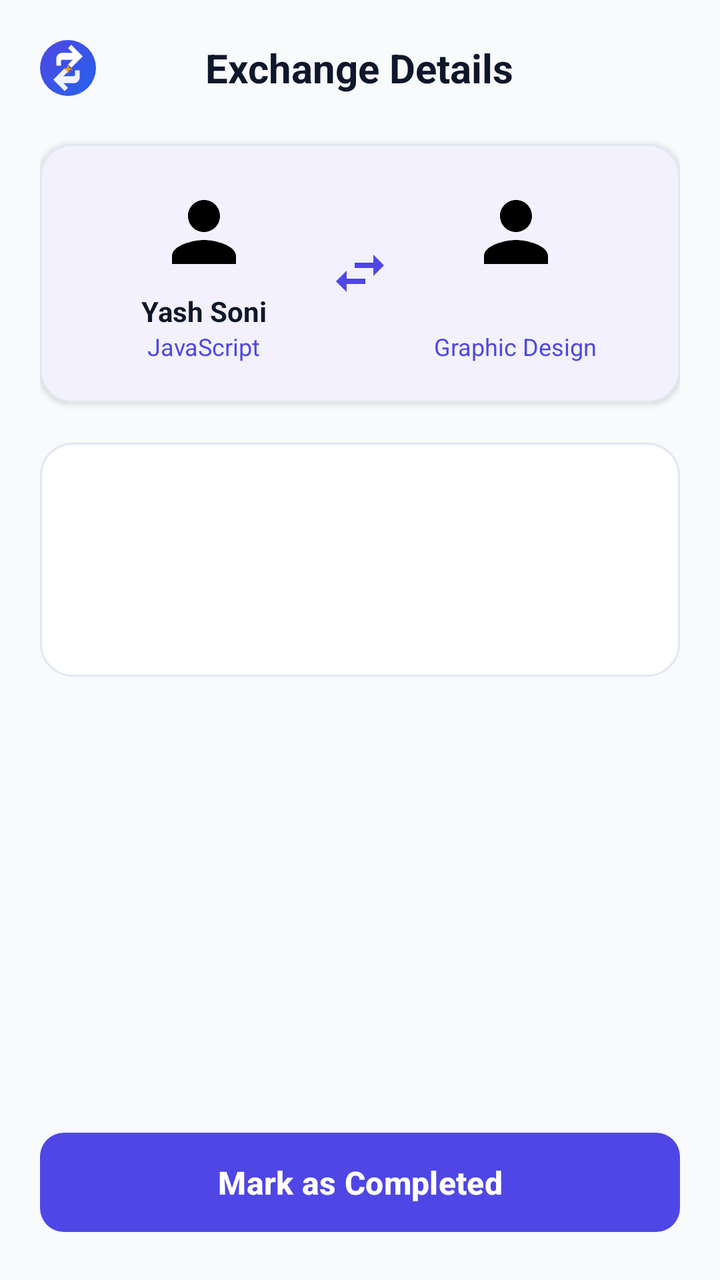
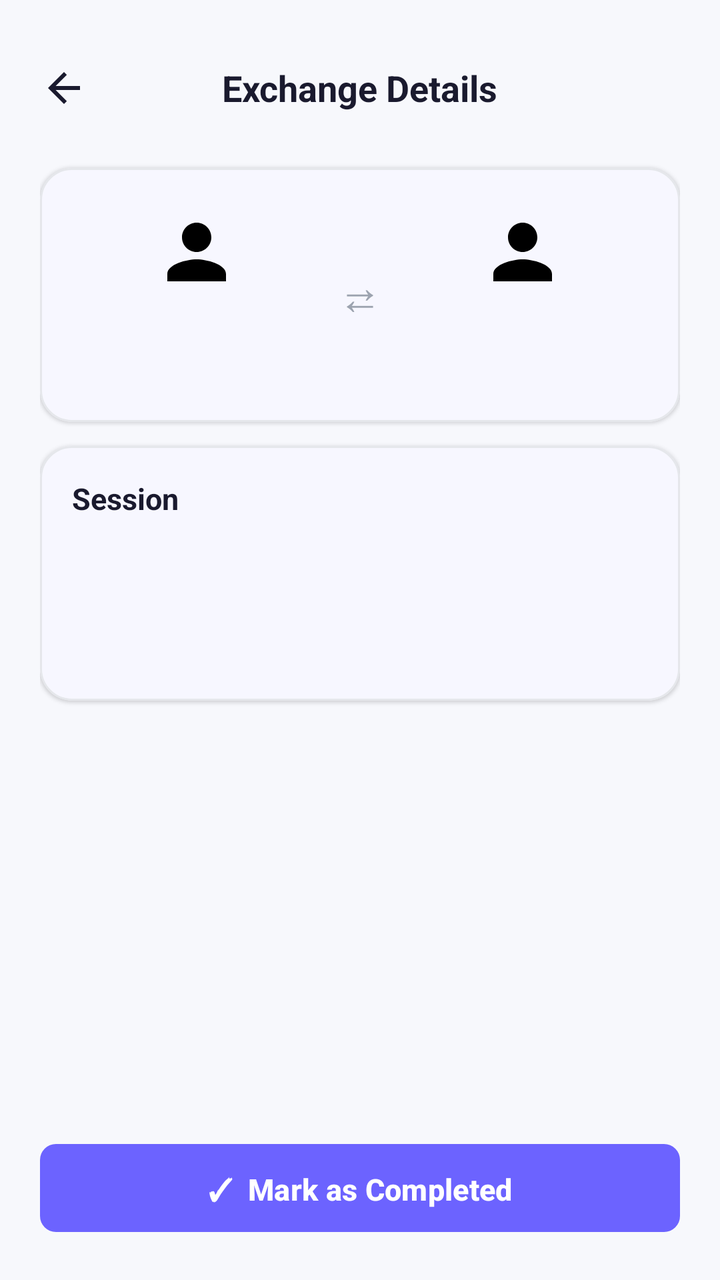

Before-and-after screenshots of an Android layout around one commit, followed by the original layout XML and the change that was made.
<!-- AndroidManifest.xml: application theme Theme.SkillBarter -->
<!-- res/layout/activity_exchange_details.xml -->
<?xml version="1.0" encoding="utf-8"?>
<LinearLayout xmlns:android="http://schemas.android.com/apk/res/android"
    xmlns:app="http://schemas.android.com/apk/res-auto"
    android:layout_width="match_parent"
    android:layout_height="match_parent"
    android:background="@color/bg_light"
    android:orientation="vertical"
    android:padding="20dp">

    
    <RelativeLayout
        android:layout_width="match_parent"
        android:layout_height="wrap_content">

        <ImageView
            android:id="@+id/ivBack"
            android:layout_width="28dp"
            android:layout_height="28dp"
            android:layout_alignParentStart="true"
            android:layout_centerVertical="true"
            android:src="@drawable/ic_logo" />

        <TextView
            android:layout_width="wrap_content"
            android:layout_height="wrap_content"
            android:layout_centerInParent="true"
            android:text="Exchange Details"
            android:textColor="@color/text_primary"
            android:textSize="20sp"
            android:textStyle="bold" />

    </RelativeLayout>

    
    <com.google.android.material.card.MaterialCardView
        android:layout_width="match_parent"
        android:layout_height="wrap_content"
        android:layout_marginTop="24dp"
        app:cardBackgroundColor="@color/surface_white"
        app:cardCornerRadius="16dp"
        app:cardElevation="2dp"
        app:strokeColor="@color/divider_color"
        app:strokeWidth="1dp">

        <LinearLayout
            android:layout_width="match_parent"
            android:layout_height="wrap_content"
            android:gravity="center"
            android:orientation="horizontal"
            android:padding="20dp">

            <LinearLayout
                android:layout_width="0dp"
                android:layout_height="wrap_content"
                android:layout_weight="1"
                android:gravity="center"
                android:orientation="vertical">

                <ImageView
                    android:layout_width="48dp"
                    android:layout_height="48dp"
                    android:src="@drawable/ic_profile" />

                <TextView
                    android:id="@+id/tvUser1Name"
                    android:layout_width="wrap_content"
                    android:layout_height="wrap_content"
                    android:layout_marginTop="6dp"
                    android:text="Yash Soni"
                    android:textColor="@color/text_primary"
                    android:textStyle="bold" />

                <TextView
                    android:layout_width="wrap_content"
                    android:layout_height="wrap_content"
                    android:text="JavaScript"
                    android:textColor="@color/primary"
                    android:textSize="12sp" />

            </LinearLayout>

            <ImageView
                android:layout_width="32dp"
                android:layout_height="32dp"
                android:src="@drawable/ic_swap" />

            <LinearLayout
                android:layout_width="0dp"
                android:layout_height="wrap_content"
                android:layout_weight="1"
                android:gravity="center"
                android:orientation="vertical">

                <ImageView
                    android:layout_width="48dp"
                    android:layout_height="48dp"
                    android:src="@drawable/ic_profile" />

                <TextView
                    android:id="@+id/tvUser2Name"
                    android:layout_width="wrap_content"
                    android:layout_height="wrap_content"
                    android:layout_marginTop="6dp"
                    android:text=""
                    android:textColor="@color/text_primary"
                    android:textStyle="bold" />

                <TextView
                    android:layout_width="wrap_content"
                    android:layout_height="wrap_content"
                    android:text="Graphic Design"
                    android:textColor="@color/primary"
                    android:textSize="12sp" />

            </LinearLayout>

        </LinearLayout>

    </com.google.android.material.card.MaterialCardView>

    
    <LinearLayout
        android:layout_width="match_parent"
        android:layout_height="wrap_content"
        android:layout_marginTop="20dp"
        android:background="@drawable/bg_rounded_card"
        android:orientation="vertical"
        android:padding="16dp">

        <TextView
            android:id="@+id/tvDate"
            android:layout_width="wrap_content"
            android:layout_height="wrap_content"
            android:textColor="@color/text_primary"
            android:textSize="15sp" />

        <TextView
            android:id="@+id/tvTime"
            android:layout_width="wrap_content"
            android:layout_height="wrap_content"
            android:layout_marginTop="12dp"
            android:textColor="@color/text_primary"
            android:textSize="15sp" />

        <TextView
            android:id="@+id/tvLocation"
            android:layout_width="wrap_content"
            android:layout_height="wrap_content"
            android:layout_marginTop="12dp"
            android:textColor="@color/text_primary"
            android:textSize="15sp" />

        
        <Button
            android:id="@+id/meetButton"
            style="@style/Widget.SkillBarter.Button"
            android:layout_width="match_parent"
            android:layout_height="wrap_content"
            android:layout_marginTop="16dp"
            android:minHeight="50dp"
            android:text="@string/exchange_join_meet"
            android:textSize="15sp"
            android:visibility="gone" />

    </LinearLayout>

    <View
        android:layout_width="match_parent"
        android:layout_height="0dp"
        android:layout_weight="1" />

    <Button
        android:id="@+id/btnMarkCompleted"
        style="@style/Widget.SkillBarter.Button"
        android:layout_width="match_parent"
        android:layout_height="wrap_content"
        android:text="Mark as Completed" />

</LinearLayout>
<!-- resources referenced by this layout -->
<resources>
  <color name="bg_light">#F8FAFC</color>
  <color name="divider_color">#E2E8F0</color>
  <color name="primary">#4F46E5</color>
  <color name="surface_white">#FFFFFF</color>
  <color name="text_primary">#0F172A</color>
  <!-- drawable bg_rounded_card (drawable) -->
  <?xml version="1.0" encoding="utf-8"?>
  <shape xmlns:android="http://schemas.android.com/apk/res/android"
      android:shape="rectangle">
      <solid android:color="@color/surface_white" />
      <corners android:radius="16dp" />
      <stroke android:width="1dp" android:color="@color/divider_color" />
  </shape>
  <!-- drawable ic_logo (drawable) -->
  <vector xmlns:android="http://schemas.android.com/apk/res/android"
      xmlns:aapt="http://schemas.android.com/aapt"
      android:width="96dp"
      android:height="96dp"
      android:viewportWidth="96"
      android:viewportHeight="96">
  
    
    <path
        android:pathData="M48,0A48,48 0,1 1,0,48 48,48 0,0 1,48,0Z">
      <aapt:attr name="android:fillColor">
        <gradient
            android:startX="0"
            android:startY="0"
            android:endX="96"
            android:endY="96"
            android:type="linear">
          <item android:offset="0.0" android:color="#4F46E5"/>
          <item android:offset="1.0" android:color="#2563EB"/>
        </gradient>
      </aapt:attr>
    </path>
  
    
    <path
        android:fillColor="#FFFFFF"
        android:pathData="M28,32 C28,26.477 32.477,22 38,22 L56,22 L48,14 L53.657,8.343 L73.314,28 L53.657,47.657 L48,42 L56,34 L38,34 C36.895,34 36,34.895 36,36 L36,44 L28,44 L28,32 Z"/>
  
    
    <path
        android:fillColor="#EEF2FF"
        android:pathData="M68,64 C68,69.523 63.523,74 58,74 L40,74 L48,82 L42.343,87.657 L22.686,68 L42.343,48.343 L48,54 L40,62 L58,62 C59.105,62 60,61.105 60,60 L60,52 L68,52 L68,64 Z"/>
  
    
    <path
        android:fillColor="#F59E0B"
        android:pathData="M48,42 L50,48 L56,50 L50,52 L48,58 L46,52 L40,50 L46,48 Z"/>
  
  </vector>
  <!-- drawable ic_swap (drawable) -->
  <vector xmlns:android="http://schemas.android.com/apk/res/android"
      android:width="24dp"
      android:height="24dp"
      android:viewportWidth="24"
      android:viewportHeight="24">
    <path
        android:fillColor="#4F46E5"
        android:pathData="M6.99,11L3,15l3.99,4v-3H14v-2H6.99v-3zM21,9l-3.99,-4v3H10v2h7.01v3L21,9z"/>
  </vector>
  <string name="exchange_join_meet">Join on Google Meet</string>
  <style name="Widget.SkillBarter.Button" parent="Widget.Material3.Button">
          <item name="backgroundTint">@color/primary</item>
          <item name="android:textColor">@color/white</item>
          <item name="cornerRadius">12dp</item>
          <item name="android:paddingTop">14dp</item>
          <item name="android:paddingBottom">14dp</item>
          <item name="android:textStyle">bold</item>
          <item name="android:textSize">16sp</item>
      </style>
  <style name="Theme.SkillBarter" parent="Base.Theme.SkillBarter" />
  <color name="white">#FFFFFF</color>
  <style name="Base.Theme.SkillBarter" parent="Theme.Material3.DayNight.NoActionBar">
          <item name="colorPrimary">@color/primary</item>
          <item name="colorOnPrimary">@color/white</item>
          <item name="colorPrimaryContainer">@color/primary_light</item>
          <item name="colorOnPrimaryContainer">@color/primary</item>
          <item name="android:colorBackground">@color/bg_light</item>
          <item name="colorSurface">@color/surface_white</item>
          <item name="colorOnSurface">@color/text_primary</item>
          <item name="colorOnSurfaceVariant">@color/text_secondary</item>
          <item name="android:statusBarColor">@color/bg_light</item>
          <item name="android:windowLightStatusBar">true</item>
      </style>
  <color name="primary_light">#EEF2FF</color>
  <color name="text_secondary">#64748B</color>
  <!-- unchanged entries left out for length: 1 -->
</resources>

<!-- the commit's change to res/layout/activity_exchange_details.xml (unified diff, before → after) -->
@@ -10,15 +10,16 @@
     
     <RelativeLayout
         android:layout_width="match_parent"
-        android:layout_height="wrap_content">
+        android:layout_height="48dp">
 
         <ImageView
             android:id="@+id/ivBack"
-            android:layout_width="28dp"
-            android:layout_height="28dp"
+            android:layout_width="24dp"
+            android:layout_height="24dp"
             android:layout_alignParentStart="true"
             android:layout_centerVertical="true"
-            android:src="@drawable/ic_logo" />
+            android:src="@drawable/ic_back"
+            android:contentDescription="Back" />
 
         <TextView
             android:layout_width="wrap_content"
@@ -26,7 +27,7 @@
             android:layout_centerInParent="true"
             android:text="Exchange Details"
             android:textColor="@color/text_primary"
-            android:textSize="20sp"
+            android:textSize="18sp"
             android:textStyle="bold" />
 
     </RelativeLayout>
@@ -35,10 +36,10 @@
     <com.google.android.material.card.MaterialCardView
         android:layout_width="match_parent"
         android:layout_height="wrap_content"
-        android:layout_marginTop="24dp"
+        android:layout_marginTop="16dp"
         app:cardBackgroundColor="@color/surface_white"
         app:cardCornerRadius="16dp"
-        app:cardElevation="2dp"
+        app:cardElevation="1dp"
         app:strokeColor="@color/divider_color"
         app:strokeWidth="1dp">
 
@@ -57,8 +58,8 @@
                 android:orientation="vertical">
 
                 <ImageView
-                    android:layout_width="48dp"
-                    android:layout_height="48dp"
+                    android:layout_width="44dp"
+                    android:layout_height="44dp"
                     android:src="@drawable/ic_profile" />
 
                 <TextView
@@ -66,23 +67,29 @@
                     android:layout_width="wrap_content"
                     android:layout_height="wrap_content"
                     android:layout_marginTop="6dp"
-                    android:text="Yash Soni"
+                    android:gravity="center"
                     android:textColor="@color/text_primary"
+                    android:textSize="13sp"
                     android:textStyle="bold" />
 
                 <TextView
-                    android:layout_width="wrap_content"
-                    android:layout_height="wrap_content"
-                    android:text="JavaScript"
+                    android:id="@+id/tvUser1Skill"
+                    android:layout_width="wrap_content"
+                    android:layout_height="wrap_content"
+                    android:layout_marginTop="3dp"
+                    android:gravity="center"
                     android:textColor="@color/primary"
                     android:textSize="12sp" />
 
             </LinearLayout>
 
-            <ImageView
-                android:layout_width="32dp"
-                android:layout_height="32dp"
-                android:src="@drawable/ic_swap" />
+            <TextView
+                android:layout_width="wrap_content"
+                android:layout_height="wrap_content"
+                android:paddingHorizontal="12dp"
+                android:text="⇄"
+                android:textColor="@color/text_muted"
+                android:textSize="22sp" />
 
             <LinearLayout
                 android:layout_width="0dp"
@@ -92,8 +99,8 @@
                 android:orientation="vertical">
 
                 <ImageView
-                    android:layout_width="48dp"
-                    android:layout_height="48dp"
+                    android:layout_width="44dp"
+                    android:layout_height="44dp"
                     android:src="@drawable/ic_profile" />
 
                 <TextView
@@ -101,15 +108,18 @@
                     android:layout_width="wrap_content"
                     android:layout_height="wrap_content"
                     android:layout_marginTop="6dp"
-                    android:text=""
+                    android:gravity="center"
                     android:textColor="@color/text_primary"
+                    android:textSize="13sp"
                     android:textStyle="bold" />
 
                 <TextView
-                    android:layout_width="wrap_content"
-                    android:layout_height="wrap_content"
-                    android:text="Graphic Design"
-                    android:textColor="@color/primary"
+                    android:id="@+id/tvUser2Skill"
+                    android:layout_width="wrap_content"
+                    android:layout_height="wrap_content"
+                    android:layout_marginTop="3dp"
+                    android:gravity="center"
+                    android:textColor="@color/accent_green"
                     android:textSize="12sp" />
 
             </LinearLayout>
@@ -119,50 +129,67 @@
     </com.google.android.material.card.MaterialCardView>
 
     
-    <LinearLayout
+    <com.google.android.material.card.MaterialCardView
         android:layout_width="match_parent"
         android:layout_height="wrap_content"
-        android:layout_marginTop="20dp"
-        android:background="@drawable/bg_rounded_card"
-        android:orientation="vertical"
-        android:padding="16dp">
-
-        <TextView
-            android:id="@+id/tvDate"
-            android:layout_width="wrap_content"
-            android:layout_height="wrap_content"
-            android:textColor="@color/text_primary"
-            android:textSize="15sp" />
-
-        <TextView
-            android:id="@+id/tvTime"
-            android:layout_width="wrap_content"
-            android:layout_height="wrap_content"
-            android:layout_marginTop="12dp"
-            android:textColor="@color/text_primary"
-            android:textSize="15sp" />
-
-        <TextView
-            android:id="@+id/tvLocation"
-            android:layout_width="wrap_content"
-            android:layout_height="wrap_content"
-            android:layout_marginTop="12dp"
-            android:textColor="@color/text_primary"
-            android:textSize="15sp" />
-
-        
-        <Button
-            android:id="@+id/meetButton"
-            style="@style/Widget.SkillBarter.Button"
+        android:layout_marginTop="12dp"
+        app:cardBackgroundColor="@color/surface_white"
+        app:cardCornerRadius="16dp"
+        app:cardElevation="1dp"
+        app:strokeColor="@color/divider_color"
+        app:strokeWidth="1dp">
+
+        <LinearLayout
             android:layout_width="match_parent"
             android:layout_height="wrap_content"
-            android:layout_marginTop="16dp"
-            android:minHeight="50dp"
-            android:text="@string/exchange_join_meet"
-            android:textSize="15sp"
-            android:visibility="gone" />
-
-    </LinearLayout>
+            android:orientation="vertical"
+            android:padding="16dp">
+
+            <TextView
+                android:layout_width="wrap_content"
+                android:layout_height="wrap_content"
+                android:text="Session"
+                android:textColor="@color/text_primary"
+                android:textSize="15sp"
+                android:textStyle="bold" />
+
+            <TextView
+                android:id="@+id/tvDate"
+                android:layout_width="match_parent"
+                android:layout_height="wrap_content"
+                android:layout_marginTop="10dp"
+                android:textColor="@color/text_secondary"
+                android:textSize="14sp" />
+
+            <TextView
+                android:id="@+id/tvTime"
+                android:layout_width="match_parent"
+                android:layout_height="wrap_content"
+                android:layout_marginTop="4dp"
+                android:textColor="@color/text_secondary"
+                android:textSize="14sp" />
+
+            <TextView
+                android:id="@+id/tvLocation"
+                android:layout_width="match_parent"
+                android:layout_height="wrap_content"
+                android:layout_marginTop="4dp"
+                android:textColor="@color/text_secondary"
+                android:textSize="14sp" />
+
+            <Button
+                android:id="@+id/meetButton"
+                style="@style/Widget.SkillBarter.Button"
+                android:layout_width="match_parent"
+                android:layout_height="48dp"
+                android:layout_marginTop="14dp"
+                android:text="Join Google Meet"
+                android:textSize="14sp"
+                android:visibility="gone" />
+
+        </LinearLayout>
+
+    </com.google.android.material.card.MaterialCardView>
 
     <View
         android:layout_width="match_parent"
@@ -173,7 +200,8 @@
         android:id="@+id/btnMarkCompleted"
         style="@style/Widget.SkillBarter.Button"
         android:layout_width="match_parent"
-        android:layout_height="wrap_content"
-        android:text="Mark as Completed" />
+        android:layout_height="52dp"
+        android:text="✓  Mark as Completed"
+        android:textSize="15sp" />
 
 </LinearLayout>
<!-- resource entries referenced after the edit -->
@@ -1,77 +1,20 @@
 <!-- resources referenced by this layout -->
 <resources>
-  <color name="bg_light">#F8FAFC</color>
-  <color name="divider_color">#E2E8F0</color>
-  <color name="primary">#4F46E5</color>
+  <color name="accent_green">#00BFA5</color>
+  <color name="bg_light">#F7F8FC</color>
+  <color name="divider_color">#E5E7EB</color>
+  <color name="primary">#6C63FF</color>
   <color name="surface_white">#FFFFFF</color>
-  <color name="text_primary">#0F172A</color>
-  <!-- drawable bg_rounded_card (drawable) -->
-  <?xml version="1.0" encoding="utf-8"?>
-  <shape xmlns:android="http://schemas.android.com/apk/res/android"
-      android:shape="rectangle">
-      <solid android:color="@color/surface_white" />
-      <corners android:radius="16dp" />
-      <stroke android:width="1dp" android:color="@color/divider_color" />
-  </shape>
-  <!-- drawable ic_logo (drawable) -->
-  <vector xmlns:android="http://schemas.android.com/apk/res/android"
-      xmlns:aapt="http://schemas.android.com/aapt"
-      android:width="96dp"
-      android:height="96dp"
-      android:viewportWidth="96"
-      android:viewportHeight="96">
-  
-    
-    <path
-        android:pathData="M48,0A48,48 0,1 1,0,48 48,48 0,0 1,48,0Z">
-      <aapt:attr name="android:fillColor">
-        <gradient
-            android:startX="0"
-            android:startY="0"
-            android:endX="96"
-            android:endY="96"
-            android:type="linear">
-          <item android:offset="0.0" android:color="#4F46E5"/>
-          <item android:offset="1.0" android:color="#2563EB"/>
-        </gradient>
-      </aapt:attr>
-    </path>
-  
-    
-    <path
-        android:fillColor="#FFFFFF"
-        android:pathData="M28,32 C28,26.477 32.477,22 38,22 L56,22 L48,14 L53.657,8.343 L73.314,28 L53.657,47.657 L48,42 L56,34 L38,34 C36.895,34 36,34.895 36,36 L36,44 L28,44 L28,32 Z"/>
-  
-    
-    <path
-        android:fillColor="#EEF2FF"
-        android:pathData="M68,64 C68,69.523 63.523,74 58,74 L40,74 L48,82 L42.343,87.657 L22.686,68 L42.343,48.343 L48,54 L40,62 L58,62 C59.105,62 60,61.105 60,60 L60,52 L68,52 L68,64 Z"/>
-  
-    
-    <path
-        android:fillColor="#F59E0B"
-        android:pathData="M48,42 L50,48 L56,50 L50,52 L48,58 L46,52 L40,50 L46,48 Z"/>
-  
-  </vector>
-  <!-- drawable ic_swap (drawable) -->
-  <vector xmlns:android="http://schemas.android.com/apk/res/android"
-      android:width="24dp"
-      android:height="24dp"
-      android:viewportWidth="24"
-      android:viewportHeight="24">
-    <path
-        android:fillColor="#4F46E5"
-        android:pathData="M6.99,11L3,15l3.99,4v-3H14v-2H6.99v-3zM21,9l-3.99,-4v3H10v2h7.01v3L21,9z"/>
-  </vector>
-  <string name="exchange_join_meet">Join on Google Meet</string>
+  <color name="text_muted">#9CA3AF</color>
+  <color name="text_primary">#1A1A2E</color>
   <style name="Widget.SkillBarter.Button" parent="Widget.Material3.Button">
           <item name="backgroundTint">@color/primary</item>
           <item name="android:textColor">@color/white</item>
-          <item name="cornerRadius">12dp</item>
-          <item name="android:paddingTop">14dp</item>
-          <item name="android:paddingBottom">14dp</item>
+          <item name="cornerRadius">8dp</item>
+          <item name="android:paddingTop">12dp</item>
+          <item name="android:paddingBottom">12dp</item>
           <item name="android:textStyle">bold</item>
-          <item name="android:textSize">16sp</item>
+          <item name="android:textSize">14sp</item>
       </style>
   <style name="Theme.SkillBarter" parent="Base.Theme.SkillBarter" />
   <color name="white">#FFFFFF</color>
@@ -84,11 +27,22 @@
           <item name="colorSurface">@color/surface_white</item>
           <item name="colorOnSurface">@color/text_primary</item>
           <item name="colorOnSurfaceVariant">@color/text_secondary</item>
-          <item name="android:statusBarColor">@color/bg_light</item>
+          <item name="android:statusBarColor">@color/surface_white</item>
           <item name="android:windowLightStatusBar">true</item>
       </style>
-  <color name="primary_light">#EEF2FF</color>
-  <color name="text_secondary">#64748B</color>
+  <color name="primary_light">#EEF0FF</color>
+  <color name="text_secondary">#6B7280</color>
+  <!-- drawable ic_back (drawable) -->
+  <?xml version="1.0" encoding="utf-8"?>
+  <vector xmlns:android="http://schemas.android.com/apk/res/android"
+      android:width="24dp"
+      android:height="24dp"
+      android:viewportWidth="24"
+      android:viewportHeight="24">
+      <path
+          android:fillColor="#1A1A2E"
+          android:pathData="M20,11H7.83l5.59,-5.59L12,4l-8,8 8,8 1.41,-1.41L7.83,13H20v-2z" />
+  </vector>
   <!-- unchanged entries left out for length: 1 -->
 </resources>
 
